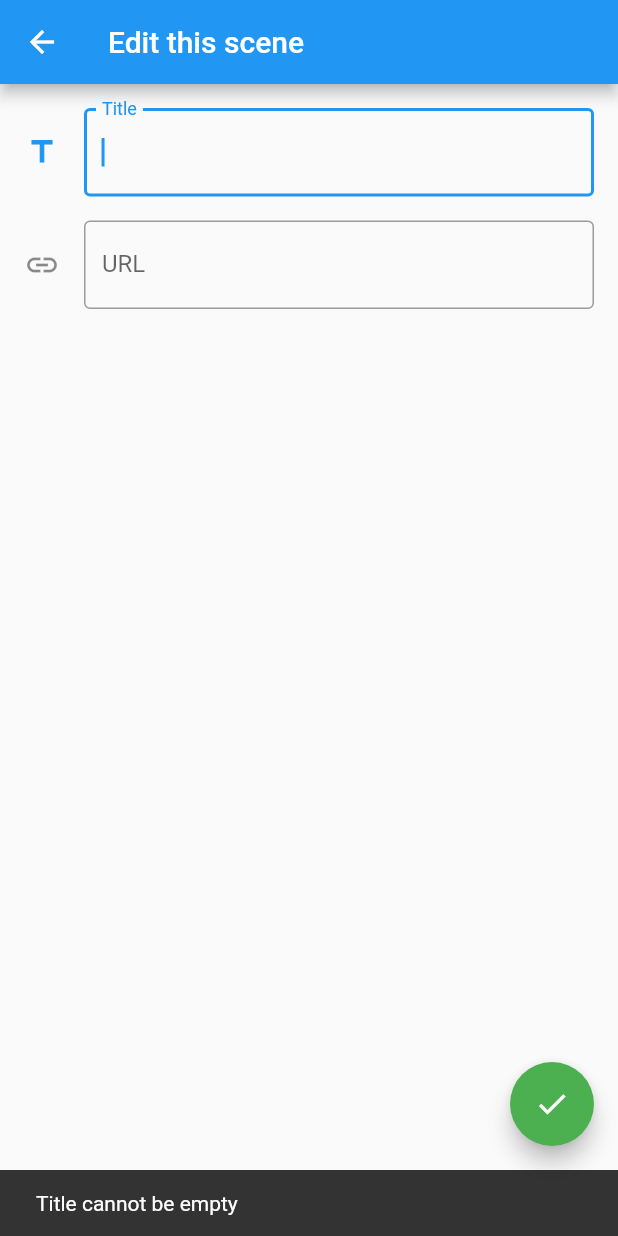
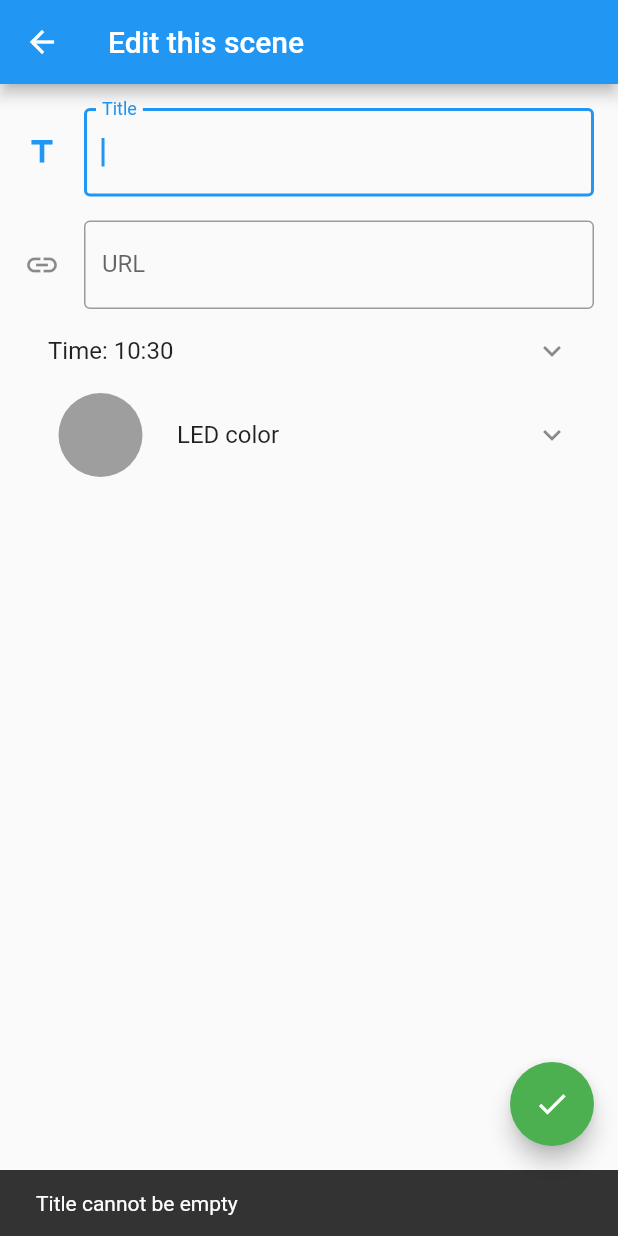
Before and after one commit to gcschmit/classroomLEDs, a Flutter app: the EditScenePage screen opened directly with empty values, after a tap on the "check" icon, on a phone screen of 412 x 824 dp. Run offline on Flutter 3.47's test engine with Material 2 defaults, Android fonts, the phone set to English and light mode, and no system bars; missing offline and left inert: flutter_material_color_picker; network calls fail.

Commit message:
added color picker

```diff
--- a/mobileApp/classroom_leds/lib/page/edit_scene_page.dart
+++ b/mobileApp/classroom_leds/lib/page/edit_scene_page.dart
@@ -1,5 +1,6 @@
 import 'package:flutter/material.dart';
 import 'package:classroom_leds/model/scene.dart';
+import 'package:flutter_material_color_picker/flutter_material_color_picker.dart';
 
 class EditScenePage extends StatefulWidget {
   final Scene scene;
@@ -15,6 +16,8 @@ class _EditScenePageState extends State<EditScenePage> {
   final _linkTextController = TextEditingController();
 
   final _linkFocusNode = FocusNode();
+
+  Color _tempColor;
 
   final Scene scene;
   _EditScenePageState(this.scene);
@@ -34,7 +37,8 @@ class _EditScenePageState extends State<EditScenePage> {
 
               Scaffold.of(context).hideCurrentSnackBar();
               if (isInputValid(title, link)) {
-                Navigator.pop(context, Scene(0, DateTime.now(), Colors.red, title));
+                Navigator.pop(
+                    context, scene);
               } else {
                 showInputError(context, title, link);
               }
@@ -71,6 +75,20 @@ class _EditScenePageState extends State<EditScenePage> {
                   hintText: "Webpage link",
                   border: OutlineInputBorder()),
             ),
+            ListTile(
+              title: Text("Time: ${scene.time.hour}:${scene.time.minute}"),
+              trailing: Icon(Icons.keyboard_arrow_down),
+              onTap: _pickTime,
+            ),
+            ListTile(
+              leading: CircleAvatar(
+                backgroundColor: scene.color,
+                radius: 35.0,
+              ),
+              title: Text("LED color"),
+              trailing: Icon(Icons.keyboard_arrow_down),
+              onTap: _pickColor,
+            ),
           ],
         ),
       ),
@@ -100,4 +118,45 @@ class _EditScenePageState extends State<EditScenePage> {
   void showSnackBar(BuildContext context, String message) {
     Scaffold.of(context).showSnackBar(SnackBar(content: Text(message)));
   }
+
+  _pickTime() async {
+    TimeOfDay t = await showTimePicker(
+        context: context, initialTime: TimeOfDay.fromDateTime(scene.time));
+    if (t != null)
+      setState(() {
+        final now = DateTime.now();
+        scene.time = DateTime(now.year, now.month, now.day, t.hour, t.minute);
+      });
+  }
+
+  _pickColor() async {
+    showDialog(
+      context: context,
+      builder: (_) {
+        return AlertDialog(
+          contentPadding: const EdgeInsets.all(6.0),
+          title: Text("choose LED color"),
+          content: MaterialColorPicker(
+            colors: fullMaterialColors,
+            selectedColor: scene.color,
+            onMainColorChange: (color) =>
+                setState(() => _tempColor = color),
+          ),
+          actions: [
+            FlatButton(
+              child: Text('CANCEL'),
+              onPressed: Navigator.of(context).pop,
+            ),
+            FlatButton(
+              child: Text('SUBMIT'),
+              onPressed: () {
+                Navigator.of(context).pop();
+                setState(() => scene.color = _tempColor);
+              },
+            ),
+          ],
+        );
+      },
+    );
+  }
 }
```
